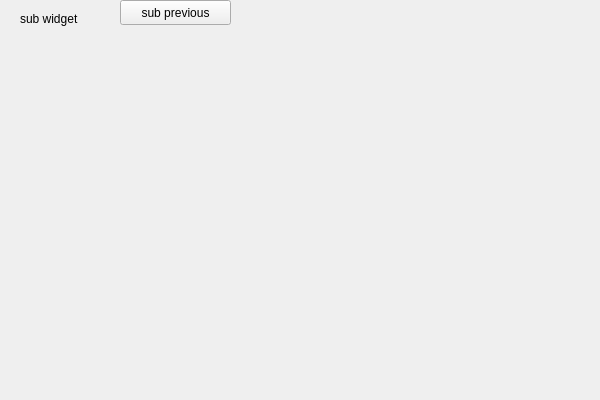
Qt form form_sub.ui (daekwon00/qt_dev) before a commit.
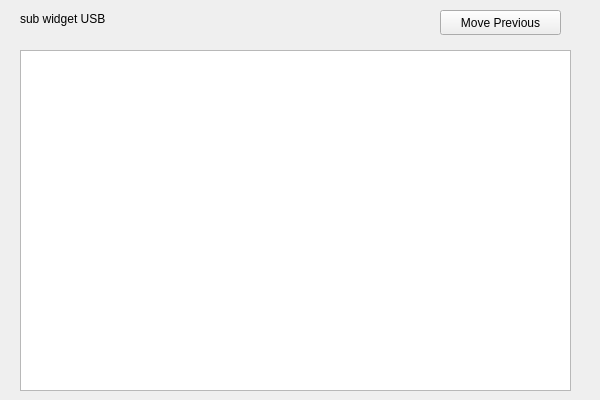
The same form after that commit.

Commit message: -. add to search usb and combobox

```diff
--- a/form_sub.ui
+++ b/form_sub.ui
@@ -16,14 +16,14 @@
   <widget class="QPushButton" name="pushButton_2">
    <property name="geometry">
     <rect>
-     <x>120</x>
-     <y>0</y>
-     <width>111</width>
+     <x>440</x>
+     <y>10</y>
+     <width>121</width>
      <height>25</height>
     </rect>
    </property>
    <property name="text">
-    <string>sub previous</string>
+    <string>Move Previous</string>
    </property>
   </widget>
   <widget class="QLabel" name="label">
@@ -31,12 +31,22 @@
     <rect>
      <x>20</x>
      <y>10</y>
-     <width>67</width>
+     <width>151</width>
      <height>17</height>
     </rect>
    </property>
    <property name="text">
-    <string>sub widget</string>
+    <string>sub widget USB</string>
+   </property>
+  </widget>
+  <widget class="QListWidget" name="listWidget">
+   <property name="geometry">
+    <rect>
+     <x>20</x>
+     <y>50</y>
+     <width>551</width>
+     <height>341</height>
+    </rect>
    </property>
   </widget>
  </widget>
```
Left out of the diff: 2 changed lines with no effect on the pictures. The commit also changes 5 other files.
